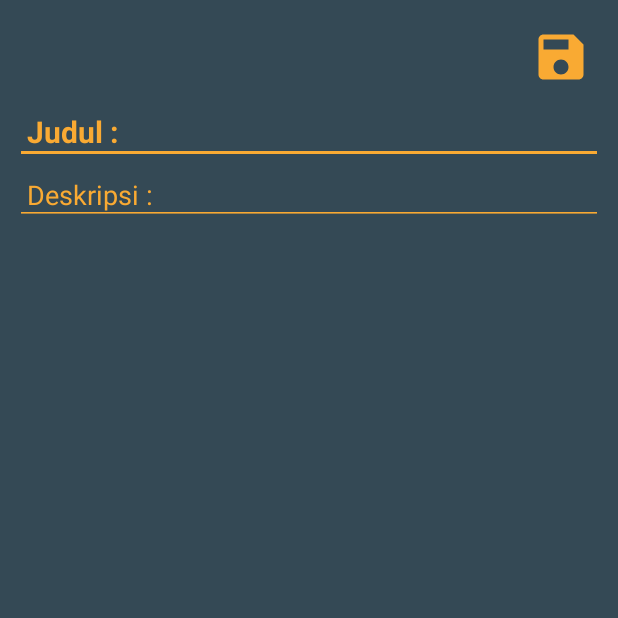
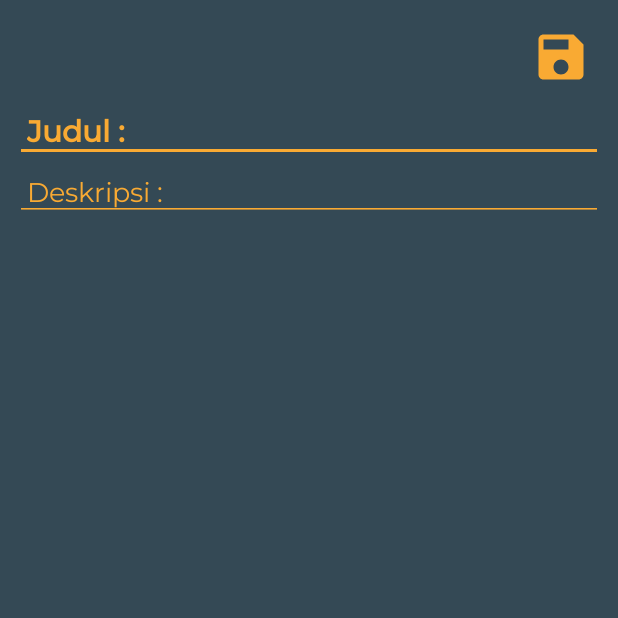
Before and after one commit to Lyxiie/InspecNote, an Android app: the NotesTakerActivity screen opened directly, with no data from a screen before it, on a phone screen of 412 x 824 dp, the top half of it. Run offline under Robolectric (Android 15) with nearby library versions, the phone set to English and light mode, and no system bars; our stand-ins replace Room's generated code.

Commit message:
Add Font Style

```diff
--- a/app/build.gradle
+++ b/app/build.gradle
@@ -7,7 +7,7 @@ android {
 
     defaultConfig {
         applicationId "com.ridhamad.inspecnote"
-        minSdk 26
+        minSdk 21
         targetSdk 32
         versionCode 1
         versionName "1.0"
--- a/app/src/main/java/com/ridhamad/inspecnote/ViewNoteActivity.java
+++ b/app/src/main/java/com/ridhamad/inspecnote/ViewNoteActivity.java
@@ -55,7 +55,6 @@ public class ViewNoteActivity extends AppCompatActivity{
         getSupportActionBar().setDisplayHomeAsUpEnabled(true);
         getSupportActionBar().setTitle(notes.getTitle());
 
-
 //        imageView_edit.setOnClickListener(new View.OnClickListener() {
 //            @Override
 //            public void onClick(View view) {
--- a/app/src/main/res/layout/activity_main.xml
+++ b/app/src/main/res/layout/activity_main.xml
@@ -31,6 +31,7 @@
         android:layout_alignParentEnd="true"
         android:layout_alignParentBottom="true"
         android:gravity="center"
+        android:fontFamily="@font/montserrat_medium"
         android:text="Catatan tidak ditemukan"
         android:textColor="@color/oren_gedang"
         android:textSize="18sp" />
--- a/app/src/main/res/layout/activity_notes_taker.xml
+++ b/app/src/main/res/layout/activity_notes_taker.xml
@@ -31,6 +31,7 @@
         android:id="@+id/editText_title"
         android:hint="Judul : "
         android:textColorHint="@color/oren_gedang"
+        android:fontFamily="@font/montserrat_medium"
         android:padding="8dp"
         android:textStyle="bold"
         android:textSize="20sp"
@@ -43,6 +44,7 @@
     <EditText
         android:id="@+id/editText_notes"
         android:hint="Deskripsi : "
+        android:fontFamily="@font/montserrat_regular"
         android:textColorHint="@color/oren_gedang"
         android:padding="8dp"
         android:textColor="@color/oren_gedang"
--- a/app/src/main/res/layout/activity_view_note.xml
+++ b/app/src/main/res/layout/activity_view_note.xml
@@ -43,6 +43,7 @@
     <TextView
         android:id="@+id/textView_notes"
         android:hint="Deskripsi.."
+        android:fontFamily="@font/montserrat_regular"
         android:textColorHint="@color/hitam_manis"
         android:padding="8dp"
         android:textColor="@color/hitam_manis"
--- a/app/src/main/res/values/text_seacrh_style.xml
+++ b/app/src/main/res/values/text_seacrh_style.xml
@@ -1,6 +1,7 @@
 <?xml version="1.0" encoding="utf-8"?>
 <resources>
     <style name="searchStyle" parent="Widget.AppCompat.SearchView">
+        <item name="fontFamily">@font/montserrat_regular</item>
         <item name="android:textColor">@color/oren_gedang</item>
         <item name="android:textColorHint">@color/oren_gedang</item>
         <item name="editTextColor">@color/oren_gedang</item>
```
Also changed, not shown: app/src/main/res/font/montserrat_medium.ttf (added), app/src/main/res/font/montserrat_regular.ttf (added).
